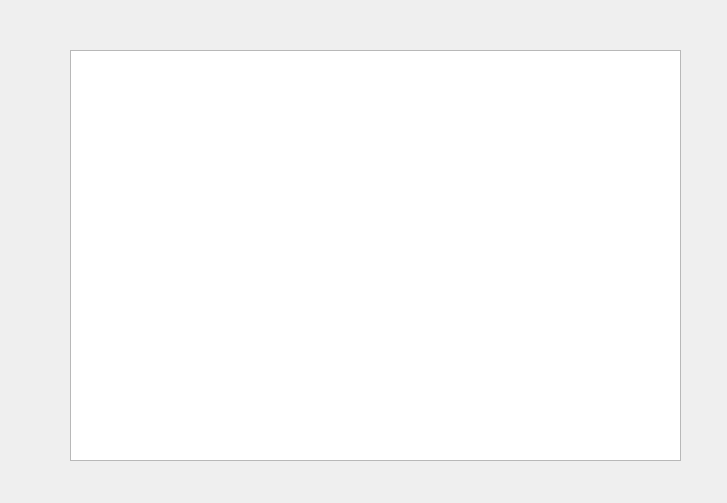
Qt form src/widget.ui (sllendy/pixelgame) before a commit.
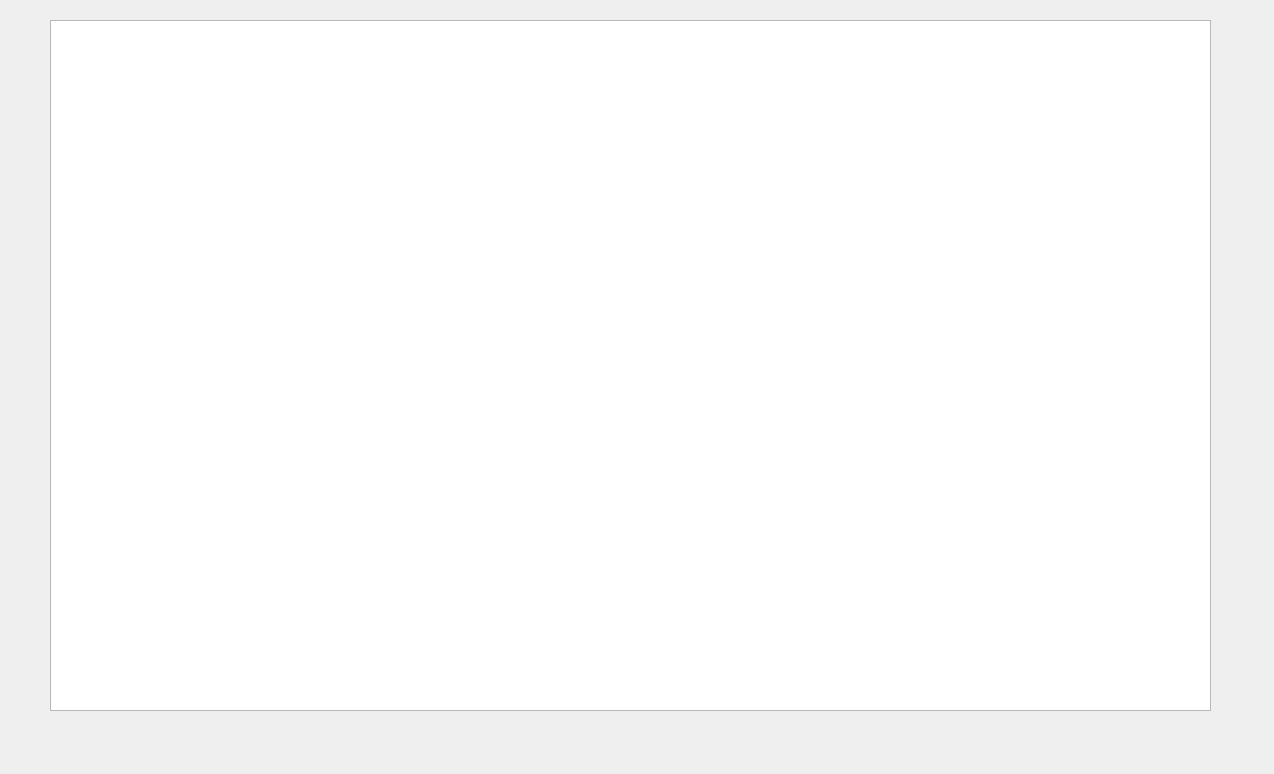
The same form after that commit.

Patch:
```diff
--- a/src/widget.ui
+++ b/src/widget.ui
@@ -6,8 +6,8 @@
    <rect>
     <x>0</x>
     <y>0</y>
-    <width>727</width>
-    <height>503</height>
+    <width>1274</width>
+    <height>774</height>
    </rect>
   </property>
   <property name="windowTitle">
@@ -16,10 +16,10 @@
   <widget class="QGraphicsView" name="graphicsView">
    <property name="geometry">
     <rect>
-     <x>70</x>
-     <y>50</y>
-     <width>611</width>
-     <height>411</height>
+     <x>50</x>
+     <y>20</y>
+     <width>1161</width>
+     <height>691</height>
     </rect>
    </property>
   </widget>
```
